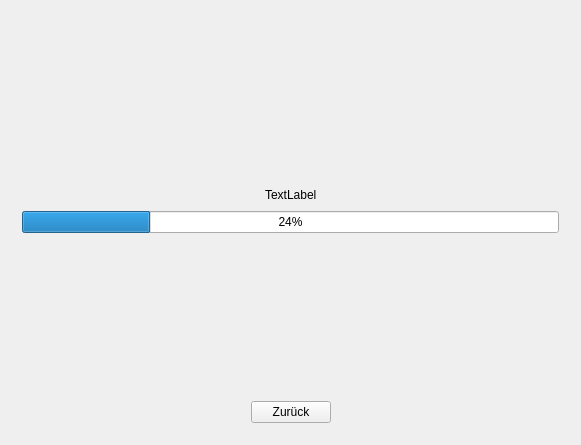
First picture: the form in mainwindow.ui, repository KoalaBR/spotlight, before the edit.
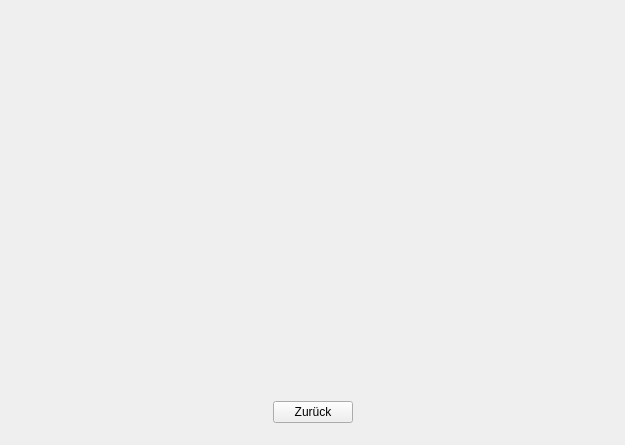
Second picture: the form after the edit. The open tabs and pages were chosen to show the change.

Patch:
```diff
--- a/mainwindow.ui
+++ b/mainwindow.ui
@@ -6,7 +6,7 @@
    <rect>
     <x>0</x>
     <y>0</y>
-    <width>581</width>
+    <width>625</width>
     <height>445</height>
    </rect>
   </property>
@@ -213,50 +213,6 @@
             </property>
            </spacer>
           </item>
-          <item>
-           <layout class="QHBoxLayout" name="horizontalLayout">
-            <item>
-             <spacer name="horizontalSpacer_4">
-              <property name="orientation">
-               <enum>Qt::Horizontal</enum>
-              </property>
-              <property name="sizeHint" stdset="0">
-               <size>
-                <width>40</width>
-                <height>20</height>
-               </size>
-              </property>
-             </spacer>
-            </item>
-            <item>
-             <widget class="QLabel" name="lblText">
-              <property name="text">
-               <string>TextLabel</string>
-              </property>
-             </widget>
-            </item>
-            <item>
-             <spacer name="horizontalSpacer_2">
-              <property name="orientation">
-               <enum>Qt::Horizontal</enum>
-              </property>
-              <property name="sizeHint" stdset="0">
-               <size>
-                <width>40</width>
-                <height>20</height>
-               </size>
-              </property>
-             </spacer>
-            </item>
-           </layout>
-          </item>
-          <item>
-           <widget class="QProgressBar" name="pgbProgress">
-            <property name="value">
-             <number>24</number>
-            </property>
-           </widget>
-          </item>
           <item>
            <spacer name="verticalSpacer_2">
             <property name="orientation">
```
Left out of the diff: 4 changed lines with no effect on the pictures.
